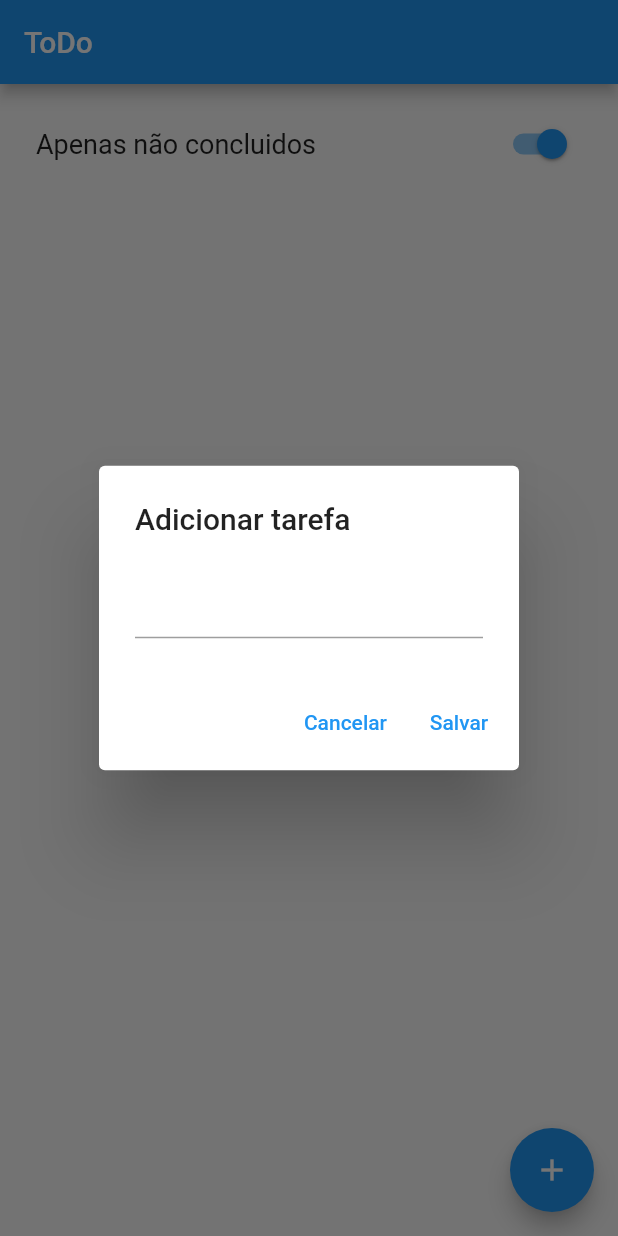
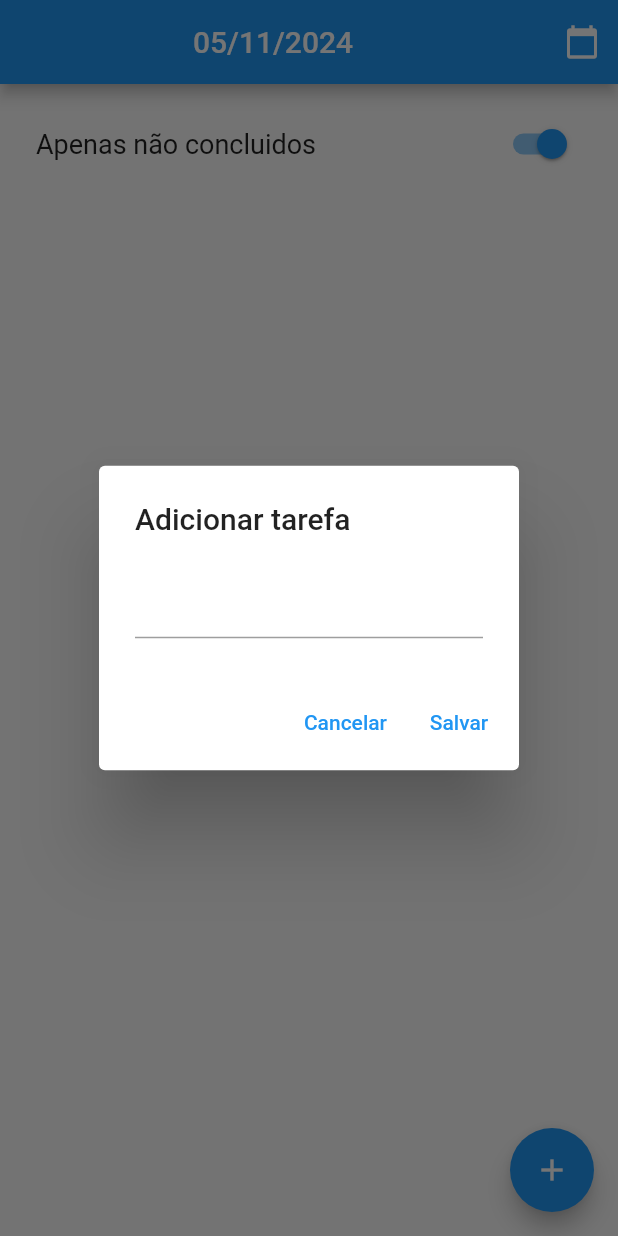
Before and after one commit to eduardoandd/todo_list, a Flutter app: the screen it shows after launch, after a tap on the "add" icon, on a phone screen of 412 x 824 dp. Run offline on Flutter 3.47's test engine with Material 2 defaults, Android fonts, the light colour scheme and no system bars; our stand-ins replace hive; accounts and stored records are empty.

Commit message:
adicionando datas

```diff
--- a/lib/pages/todo_page.dart
+++ b/lib/pages/todo_page.dart
@@ -4,6 +4,7 @@ import 'package:flutter/cupertino.dart';
 import 'package:flutter/material.dart';
 import 'package:flutter/src/foundation/key.dart';
 import 'package:flutter/src/widgets/framework.dart';
+import 'package:intl/intl.dart';
 
 import '../model/todo_model.dart';
 import '../repositories/todo_repositories.dart';
@@ -23,10 +24,22 @@ class _TodoPageState extends State<TodoPage> {
 
   var descriptionController = TextEditingController();
   bool justNotCompleted = true;
+  late DateTime today;
+  late DateTime todayDate;
+  String formattedDate = '';
+
+
+
+
 
   @override
   void initState() {
     super.initState();
+    today = DateTime.now();
+    DateFormat dateFormat = DateFormat('dd/MM/yyyy');
+    formattedDate = dateFormat.format(today);
+    print(formattedDate);
+
     getTasks();
   }
 
@@ -42,7 +55,22 @@ class _TodoPageState extends State<TodoPage> {
   @override
   Widget build(BuildContext context) {
     return Scaffold(
-      appBar: AppBar(title: Text("ToDo")),
+      appBar: AppBar(
+        title: Center(child: Text(formattedDate)),
+        actions: [
+          IconButton(
+            icon: Icon(Icons.calendar_today),
+            onPressed: () {
+              showDatePicker(
+                context: context,
+                initialDate: today,
+                firstDate: today,
+                lastDate: DateTime(2100)
+              );
+            },
+          )
+        ],
+      ),
       floatingActionButton: FloatingActionButton(
         child: const Icon(Icons.add),
 
--- a/pubspec.yaml
+++ b/pubspec.yaml
@@ -29,13 +29,11 @@ environment:
 dependencies:
   flutter:
     sdk: flutter
-
-
-  # The following adds the Cupertino Icons font to your application.
-  # Use with the CupertinoIcons class for iOS style icons.
   cupertino_icons: ^1.0.2
   hive: ^2.2.3
   path_provider: ^2.0.11
+  intl: ^0.17.0
+
 
 
 dev_dependencies:
```
Also changed, not shown: pubspec.lock.
